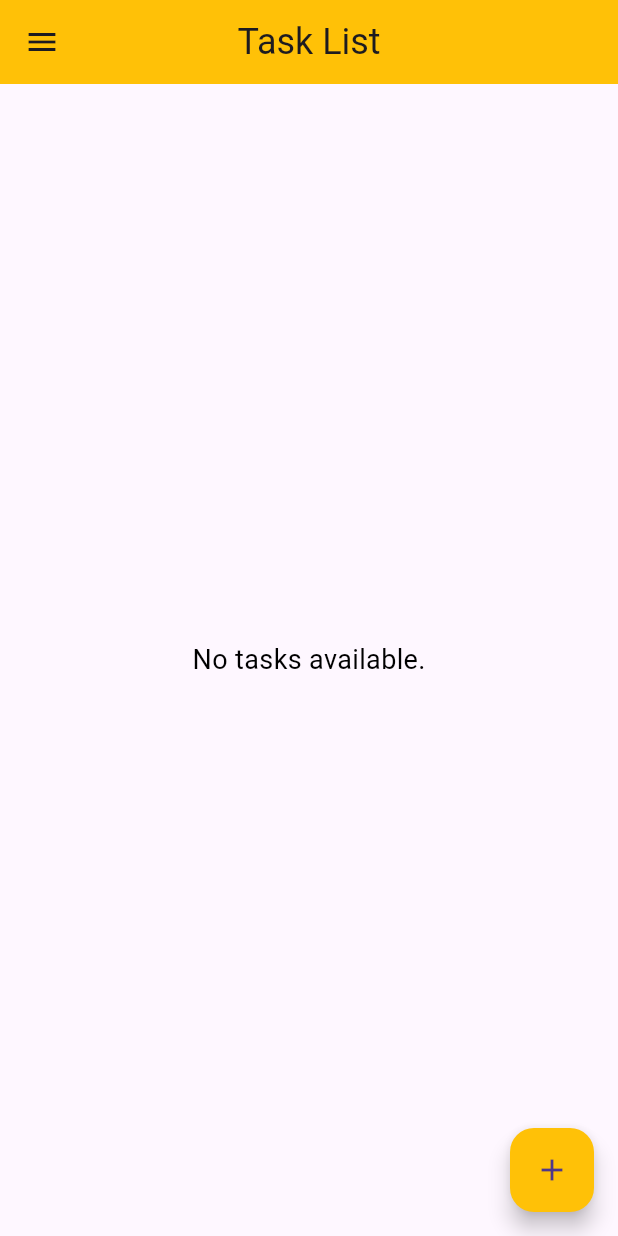
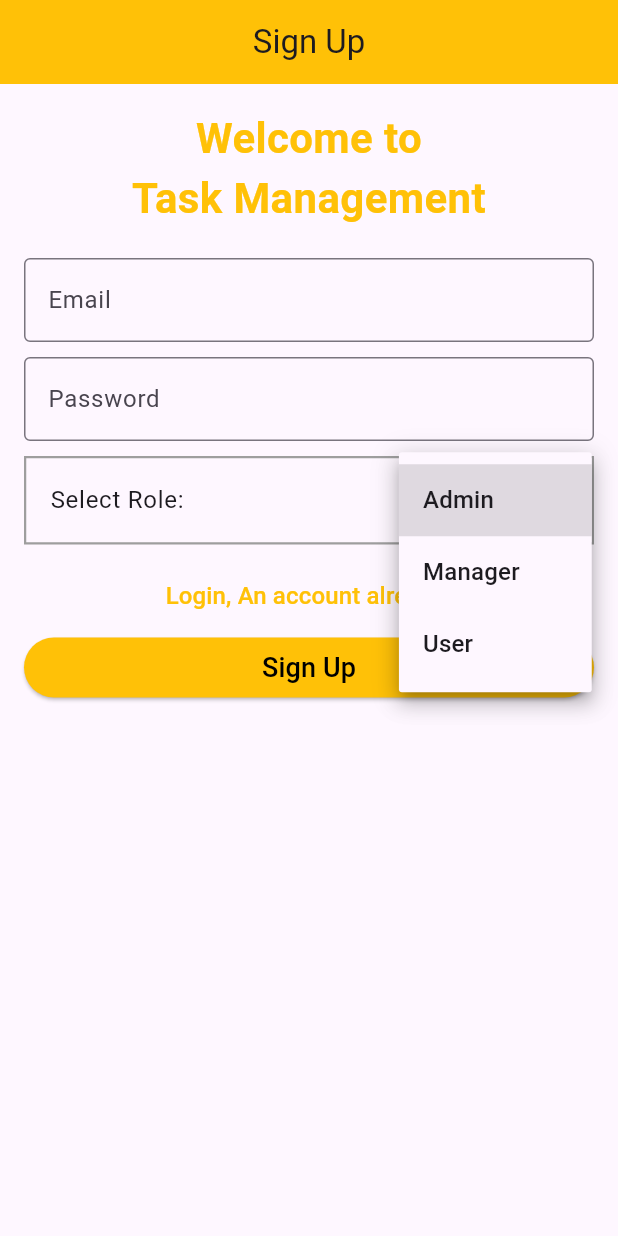
Before and after one commit to MuhammadDanyalRehmanOfficial/Task-Management, a Flutter app: the screen it shows after launch, after a tap on "Admin", on a phone screen of 412 x 824 dp. Run offline on Flutter 3.47's test engine with Material 3 defaults, Android fonts, the light colour scheme and no system bars; our stand-ins replace cloud_firestore, firebase_auth, firebase_core; missing offline and left inert: email_sender; accounts and stored records are empty; network calls fail.

```diff
--- a/lib/main.dart
+++ b/lib/main.dart
@@ -4,10 +4,11 @@ import 'package:taskmanager/firebase_options.dart';
 import 'package:taskmanager/screens/create_task_screen.dart';
 import 'package:taskmanager/screens/edit_task_screen.dart';
 import 'package:taskmanager/screens/feedback_screen.dart';
+import 'package:taskmanager/screens/login_screen.dart';
+import 'package:taskmanager/screens/signup_screen.dart';
 import 'package:taskmanager/screens/splash_screen.dart';
 import 'package:taskmanager/screens/task_details_screen.dart';
 import 'package:taskmanager/screens/task_list_screen.dart';
-import './screens/home_screen.dart';
 import './utils/routes.dart';
 
 void main() async {
@@ -30,9 +31,8 @@ class MyApp extends StatelessWidget {
       initialRoute: Routes.splash,
       routes: {
         Routes.splash: (context) => SplashScreen(),
-        Routes.home: (context) => const HomeScreen(
-              title: 'Task Management',
-            ),
+        Routes.login: (context) => LoginScreen(),
+        Routes.signup: (context) => SignUpScreen(),
         Routes.taskList: (context) => TaskListScreen(),
         Routes.taskDetails: (context) => TaskDetailsScreen(),
         Routes.editTask: (context) => EditTaskScreen(),
--- a/lib/screens/home_screen.dart
+++ /dev/null
@@ -1,74 +0,0 @@
-import 'package:flutter/material.dart';
-import 'package:taskmanager/utils/roles.dart';
-import 'package:taskmanager/utils/routes.dart';
-
-import '../widgets/role_list_item.dart';
-
-class HomeScreen extends StatelessWidget {
-  final String title;
-
-  const HomeScreen({Key? key, required this.title}) : super(key: key);
-
-  @override
-  Widget build(BuildContext context) {
-    return Scaffold(
-      appBar: AppBar(
-        backgroundColor: Colors.amber,
-        title: Text(
-          title,
-        ),
-        centerTitle: true,
-        elevation: 0,
-      ),
-      body: Center(
-        child: Column(
-          mainAxisAlignment: MainAxisAlignment.center,
-          children: [
-            const Text(
-              'Choose your role',
-              style: TextStyle(
-                fontSize: 24,
-              ),
-            ),
-            RoleListItem(
-              title: Roles.admin,
-              subtitle: 'Admin can perform actions like as; Create, Read, Update, and Delete tasks.',
-              icon: Icons.admin_panel_settings,
-              onTap: () {
-                Navigator.pushNamed(
-                  context,
-                  Routes.taskList,
-                  arguments: Roles.admin,
-                );
-              },
-            ),
-            RoleListItem(
-              title: Roles.manager,
-              subtitle: 'Manager can perform actions like as; Read and Update.',
-              icon: Icons.manage_accounts,
-              onTap: () {
-                Navigator.pushNamed(
-                  context,
-                  Routes.taskList,
-                  arguments: Roles.manager,
-                );
-              },
-            ),
-            RoleListItem(
-              title: Roles.user,
-              subtitle: 'User can perform actions like as; Read.',
-              icon: Icons.person,
-              onTap: () {
-                Navigator.pushNamed(
-                  context,
-                  Routes.taskList,
-                  arguments: Roles.user,
-                );
-              },
-            ),
-          ],
-        ),
-      ),
-    );
-  }
-}
--- /dev/null
+++ b/lib/screens/signup_screen.dart
@@ -0,0 +1,167 @@
+import 'package:flutter/material.dart';
+import '../utils/roles.dart';
+import '../utils/routes.dart';
+import '../services/authentication_service.dart';
+
+class SignUpScreen extends StatefulWidget {
+  @override
+  State<SignUpScreen> createState() => _SignUpScreenState();
+}
+
+class _SignUpScreenState extends State<SignUpScreen> {
+  TextEditingController _emailController = TextEditingController();
+  TextEditingController _passwordController = TextEditingController();
+  AuthenticationService _authService = AuthenticationService();
+
+  String selectedRole = Roles.admin;
+
+  @override
+  Widget build(BuildContext context) {
+    return Scaffold(
+      appBar: AppBar(
+        backgroundColor: Colors.amber,
+        title: Text('Sign Up'),
+        centerTitle: true,
+        elevation: 0,
+      ),
+      body: SingleChildScrollView(
+        child: Padding(
+          padding: const EdgeInsets.all(16.0),
+          child: Column(
+            mainAxisAlignment: MainAxisAlignment.center,
+            children: [
+              Text(
+                'Welcome to\nTask Management',
+                style: TextStyle(
+                  fontSize: 28,
+                  fontWeight: FontWeight.bold,
+                  color: Colors.amber,
+                ),
+                textAlign: TextAlign.center,
+              ),
+              SizedBox(
+                height: 20,
+              ),
+              TextFormField(
+                controller: _emailController,
+                decoration: InputDecoration(
+                  hintText: 'example@gmail.com',
+                  label: Text('Email'),
+                  border: OutlineInputBorder(
+                    borderSide: BorderSide(width: 2),
+                  ),
+                ),
+              ),
+              SizedBox(height: 10),
+              TextFormField(
+                controller: _passwordController,
+                decoration: InputDecoration(
+                  hintText: 'example123',
+                  label: Text('Password'),
+                  border: OutlineInputBorder(
+                    borderSide: BorderSide(width: 2),
+                  ),
+                ),
+                obscureText: true,
+              ),
+              SizedBox(height: 10),
+              Container(
+                decoration: BoxDecoration(
+                  border: Border.all(width: 1.5, color: Colors.grey),
+                ),
+                child: ListTile(
+                  title: Text('Select Role:'),
+                  trailing: DropdownButton<String>(
+                    value: selectedRole,
+                    onChanged: (String? value) {
+                      setState(() {
+                        selectedRole = value!;
+                      });
+                    },
+                    items: [
+                      DropdownMenuItem(
+                        value: Roles.admin,
+                        child: Text('Admin'),
+                      ),
+                      DropdownMenuItem(
+                        value: Roles.manager,
+                        child: Text('Manager'),
+                      ),
+                      DropdownMenuItem(
+                        value: Roles.user,
+                        child: Text('User'),
+                      ),
+                    ],
+                  ),
+                ),
+              ),
+              SizedBox(height: 10),
+              TextButton(
+                onPressed: () {
+                  Navigator.pushReplacementNamed(context, Routes.login);
+                },
+                child: Text(
+                  'Login, An account already!',
+                  style: TextStyle(
+                    fontSize: 16,
+                    color: Colors.amber,
+                  ),
+                ),
+              ),
+              ElevatedButton(
+                style: ButtonStyle(
+                  backgroundColor: MaterialStateProperty.all(Colors.amber),
+                ),
+                onPressed: () async {
+                  String? result = await _authService.signUp(
+                    _emailController.text,
+                    _passwordController.text,
+                    selectedRole,
+                  );
+
+                  if (result != null) {
+                    // Successful signup
+                    ScaffoldMessenger.of(context).showSnackBar(
+                      SnackBar(
+                        content: Center(
+                            child: Text('Signup successful. Role: $result')),
+                      ),
+                    );
+
+                    // Navigate to the appropriate screen based on the role
+                    if (result == Roles.admin) {
+                      // You can perform admin-specific actions here if needed
+                      Navigator.pushNamed(context, Routes.taskList,
+                          arguments: Roles.admin);
+                    } else if (result == Roles.manager) {
+                      // You can perform manager-specific actions here if needed
+                      Navigator.pushNamed(context, Routes.taskList,
+                          arguments: Roles.manager);
+                    } else if (result == Roles.user) {
+                      // You can perform user-specific actions here if needed
+                      Navigator.pushNamed(context, Routes.taskList,
+                          arguments: Roles.user);
+                    }
+                  } else {
+                    // Signup failed
+                    ScaffoldMessenger.of(context).showSnackBar(
+                      SnackBar(
+                        content: Text('Signup failed'),
+                      ),
+                    );
+                  }
+                },
+                child: const Center(
+                  child: Text(
+                    "Sign Up",
+                    style: TextStyle(fontSize: 18, color: Colors.black),
+                  ),
+                ),
+              ),
+            ],
+          ),
+        ),
+      ),
+    );
+  }
+}
--- a/lib/screens/splash_screen.dart
+++ b/lib/screens/splash_screen.dart
@@ -1,7 +1,6 @@
 import 'package:flutter/material.dart';
+import 'package:taskmanager/screens/signup_screen.dart';
 import 'dart:async';
-
-import 'home_screen.dart'; // Import your main screen or initial screen
 
 class SplashScreen extends StatefulWidget {
   @override
@@ -20,9 +19,7 @@ class _SplashScreenState extends State<SplashScreen> {
         Navigator.pushReplacement(
           context,
           MaterialPageRoute(
-            builder: (context) => const HomeScreen(
-              title: 'Task Management',
-            ),
+            builder: (context) => SignUpScreen(),
           ),
         );
       },
--- /dev/null
+++ b/lib/services/authentication_service.dart
@@ -0,0 +1,48 @@
+import 'package:firebase_auth/firebase_auth.dart';
+import 'package:cloud_firestore/cloud_firestore.dart';
+
+class AuthenticationService {
+  final FirebaseAuth _auth = FirebaseAuth.instance;
+  final FirebaseFirestore _firestore = FirebaseFirestore.instance;
+
+  Future<String?> signUp(String email, String password, String role) async {
+    try {
+      UserCredential userCredential =
+          await _auth.createUserWithEmailAndPassword(
+        email: email,
+        password: password,
+      );
+
+      // Save user details to Firestore
+      await _firestore.collection('users').doc(userCredential.user!.uid).set({
+        'email': email,
+        'role': role,
+      });
+
+      return role;
+    } catch (e) {
+      print("Error during signup: $e");
+      return e.toString();
+    }
+  }
+
+  Future<String?> login(String email, String password) async {
+    try {
+      UserCredential userCredential = await _auth.signInWithEmailAndPassword(
+        email: email,
+        password: password,
+      );
+
+      // Fetch user role from Firestore
+      DocumentSnapshot userDoc = await _firestore
+          .collection('users')
+          .doc(userCredential.user!.uid)
+          .get();
+
+      return userDoc['role'];
+    } catch (e) {
+      print("Error during login: $e");
+      return e.toString();
+    }
+  }
+}
--- a/lib/utils/routes.dart
+++ b/lib/utils/routes.dart
@@ -1,5 +1,7 @@
 class Routes {
   static const String splash = '/';
+  static const String login = '/login';
+  static const String signup = '/signup';
   static const String home = '/home';
   static const String taskList = '/task-list';
   static const String taskDetails = '/task-details';
--- a/pubspec.yaml
+++ b/pubspec.yaml
@@ -36,9 +36,9 @@ dependencies:
   cupertino_icons: ^1.0.2
   cloud_firestore: ^4.14.0
   firebase_core: ^2.24.2
-  firebase_auth: ^4.16.0
   intl: ^0.19.0
   email_sender: ^1.3.3
+  firebase_auth: ^4.16.0
 
 dev_dependencies:
   flutter_test:
```
Also changed, not shown: lib/screens/login_screen.dart (added, +155 -0 lines).
